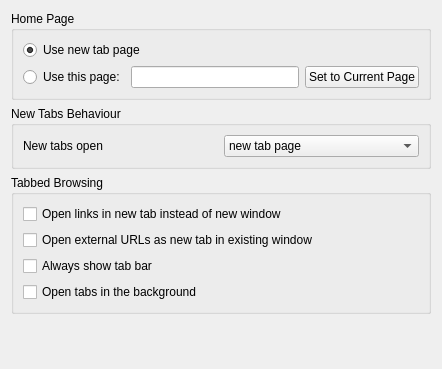
Old version of the form src/settings_general.ui in the repository KDE/rekonq.
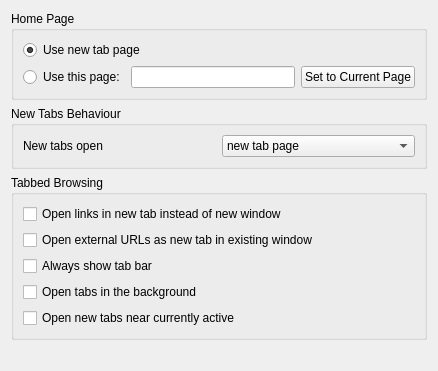
New version of the form. Custom widgets are drawn as their Qt base class.

Commit message: Open links in new tab located near currently active tab

```diff
--- a/src/settings_general.ui
+++ b/src/settings_general.ui
@@ -6,8 +6,8 @@
    <rect>
     <x>0</x>
     <y>0</y>
-    <width>442</width>
-    <height>369</height>
+    <width>438</width>
+    <height>371</height>
    </rect>
   </property>
   <property name="windowTitle">
@@ -139,6 +139,13 @@
         </property>
        </widget>
       </item>
+      <item>
+       <widget class="QCheckBox" name="kcfg_openTabsNearCurrent">
+        <property name="text">
+         <string>Open new tabs near currently active</string>
+        </property>
+       </widget>
+      </item>
      </layout>
     </widget>
    </item>
```
The commit also changes 4 other files.
